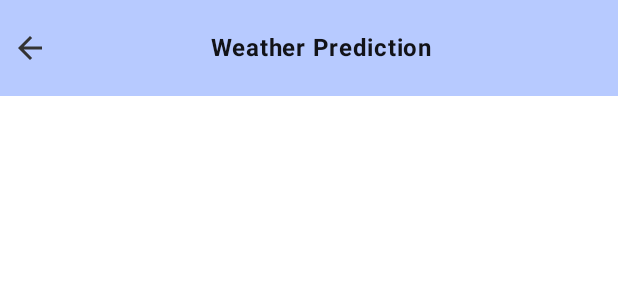
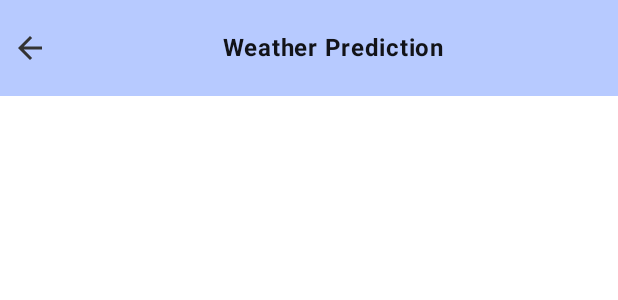
Before and after one commit to jkschermer/Simple-Weather-App, an Android app built with Jetpack Compose: the @Preview function PreviewSecondToolbar, on a phone screen of 412 x 824 dp. Shown: the top 300 px of the screen. Run offline under Robolectric (Android 15) with nearby library versions, the phone set to English and light mode, and no system bars.

Commit message:
staying with the old implementation (not nice with fixed values)

```diff
--- a/app/src/main/java/com/example/simpleapp/generic/ui/Toolbar.kt
+++ b/app/src/main/java/com/example/simpleapp/generic/ui/Toolbar.kt
@@ -35,7 +35,6 @@ fun AppToolbar(
     onIconClick: () -> Unit,
     modifier: Modifier = Modifier,
     paddingValue: Dp = x2,
-    horizontalOffset: Dp = 0.dp,
     textAlign: TextAlign = TextAlign.Start,
 ) {
     Row(
@@ -62,7 +61,6 @@ fun AppToolbar(
             textAlign = textAlign,
             modifier = Modifier
                 .padding(start = paddingValue)
-                .absoluteOffset(x = horizontalOffset)
                 .fillMaxWidth()
         )
     }
@@ -92,8 +90,7 @@ fun SecondaryToolbar(
         alignment = Alignment.CenterStart,
         onIconClick = onClick,
         modifier = modifier.fillMaxWidth(),
-        paddingValue = 0.dp,
-        horizontalOffset = -x1
+        paddingValue = 0.dp
     )
 }
 
```
